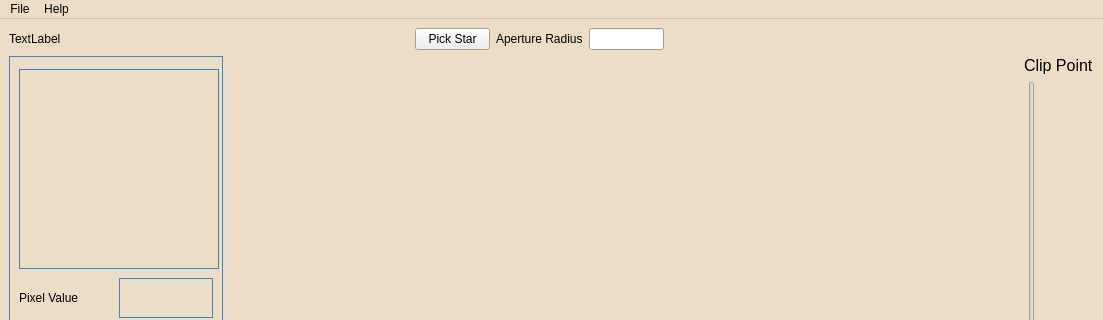
ViniciusDamiati/ntv, file NTV/NTV.ui: the form before one commit; both pictures show x 0 to 1103 and y 0 to 320 of the 1103 by 609 pixel window.
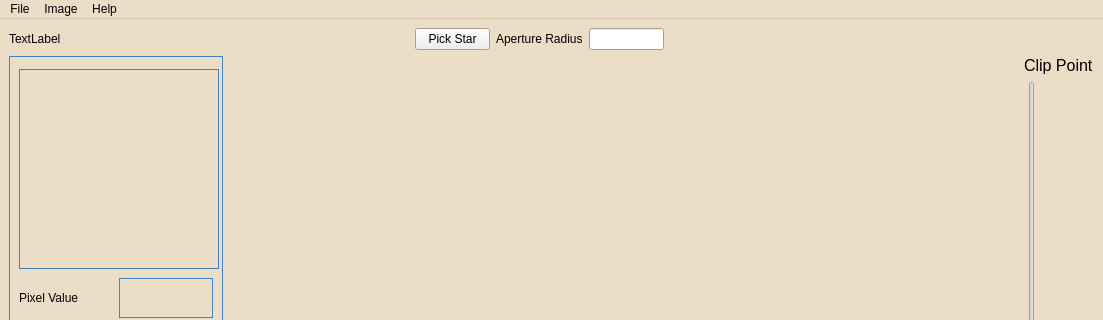
The form after the commit. Icons and pictures are not drawn. Custom widgets are drawn as their Qt base class.

What changed in the file:
```diff
--- a/NTV/NTV.ui
+++ b/NTV/NTV.ui
@@ -510,7 +510,15 @@
     </property>
     <addaction name="actionAbout"/>
    </widget>
+   <widget class="QMenu" name="menuImage">
+    <property name="title">
+     <string>Image</string>
+    </property>
+    <addaction name="actionHeader_2"/>
+    <addaction name="actionBlink"/>
+   </widget>
    <addaction name="menuFile"/>
+   <addaction name="menuImage"/>
    <addaction name="menuHelp"/>
   </widget>
   <widget class="QStatusBar" name="statusbar"/>
```
Left out of the diff: 20 changed lines with no effect on the pictures.
